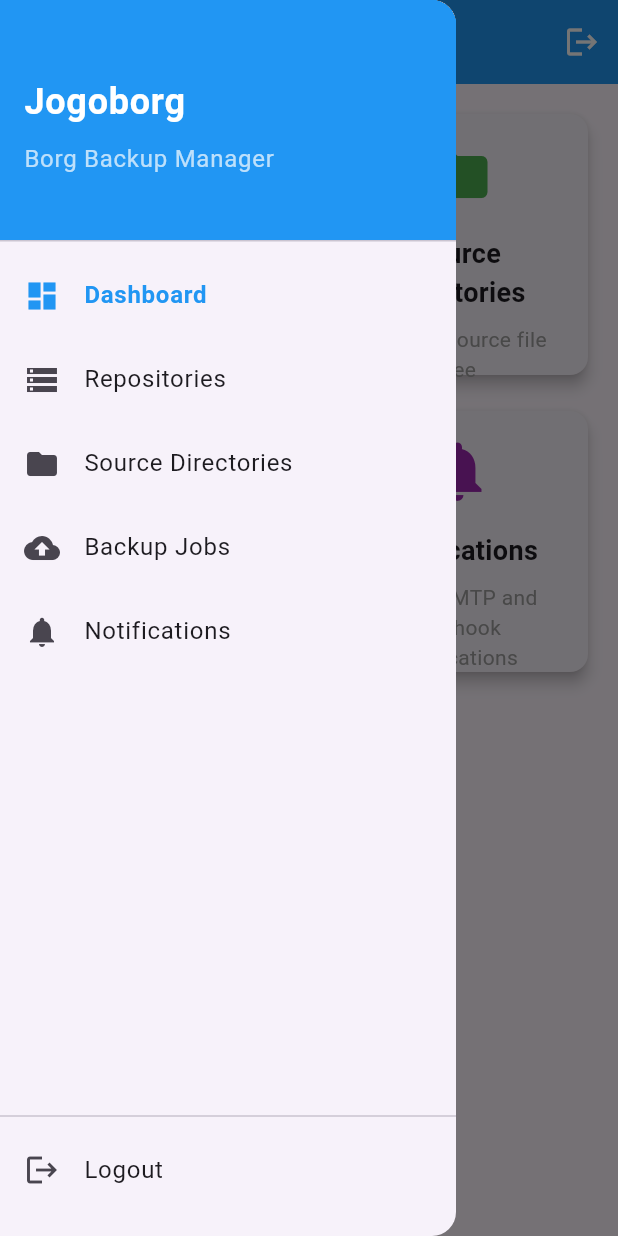
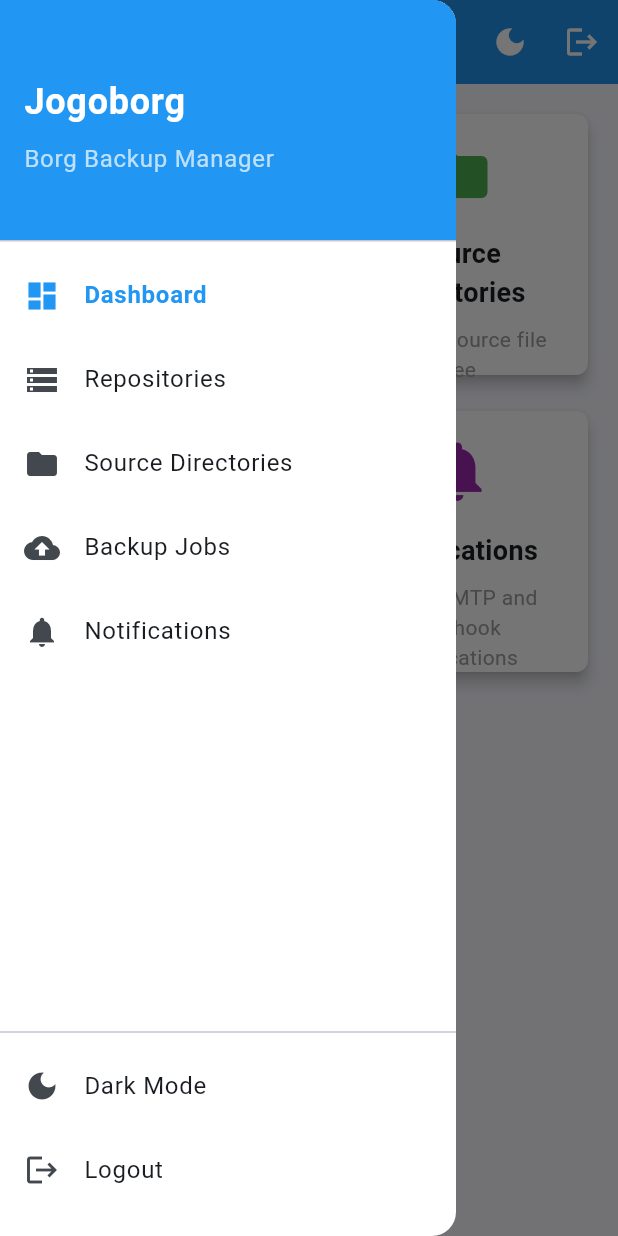
Before and after one commit to jogojapan/jogoborg, a Flutter app: the DashboardScreen screen opened by its route, with the side drawer open, on a phone screen of 412 x 824 dp. Run offline on Flutter 3.47's test engine with Material 3 defaults, Android fonts, the phone set to English and light mode, and no system bars; our stand-ins replace flutter_secure_storage, go_router, shared_preferences; missing offline and left inert: dart:html; accounts and stored records are empty.

Commit message:
Light and dark mode.

```diff
--- a/lib/screens/dashboard_screen.dart
+++ b/lib/screens/dashboard_screen.dart
@@ -3,6 +3,7 @@ import 'package:go_router/go_router.dart';
 import 'package:provider/provider.dart';
 import '../services/auth_service.dart';
 import '../widgets/app_drawer.dart';
+import '../widgets/jogoborg_app_bar.dart';
 
 class DashboardScreen extends StatelessWidget {
   const DashboardScreen({super.key});
@@ -10,20 +11,7 @@ class DashboardScreen extends StatelessWidget {
   @override
   Widget build(BuildContext context) {
     return Scaffold(
-      appBar: AppBar(
-        title: const Text('Jogoborg Dashboard'),
-        actions: [
-          IconButton(
-            icon: const Icon(Icons.logout),
-            onPressed: () async {
-              await context.read<AuthService>().logout();
-              if (context.mounted) {
-                context.go('/login');
-              }
-            },
-          ),
-        ],
-      ),
+      appBar: const JogoborgAppBar(title: 'Jogoborg Dashboard'),
       drawer: const AppDrawer(),
       body: Padding(
         padding: const EdgeInsets.all(16),
--- /dev/null
+++ b/lib/services/theme_service.dart
@@ -0,0 +1,121 @@
+import 'package:flutter/material.dart';
+import 'package:shared_preferences/shared_preferences.dart';
+
+class ThemeService extends ChangeNotifier {
+  static const String _themeKey = 'theme_mode';
+  ThemeMode _themeMode = ThemeMode.light;
+  SharedPreferences? _prefs;
+
+  ThemeMode get themeMode => _themeMode;
+  bool get isDarkMode => _themeMode == ThemeMode.dark;
+
+  ThemeService() {
+    _loadThemeFromPrefs();
+  }
+
+  Future<void> _loadThemeFromPrefs() async {
+    try {
+      _prefs = await SharedPreferences.getInstance();
+      final isDark = _prefs?.getBool(_themeKey) ?? false;
+      _themeMode = isDark ? ThemeMode.dark : ThemeMode.light;
+      notifyListeners();
+    } catch (e) {
+      // If loading fails, keep default light mode
+    }
+  }
+
+  Future<void> toggleTheme() async {
+    _themeMode = _themeMode == ThemeMode.light ? ThemeMode.dark : ThemeMode.light;
+
+    try {
+      _prefs ??= await SharedPreferences.getInstance();
+      await _prefs!.setBool(_themeKey, _themeMode == ThemeMode.dark);
+    } catch (e) {
+      // If saving fails, the theme will still work for this session
+    }
+
+    notifyListeners();
+  }
+
+  Future<void> setTheme(ThemeMode mode) async {
+    if (_themeMode == mode) return;
+
+    _themeMode = mode;
+
+    try {
+      _prefs ??= await SharedPreferences.getInstance();
+      await _prefs!.setBool(_themeKey, _themeMode == ThemeMode.dark);
+    } catch (e) {
+      // If saving fails, the theme will still work for this session
+    }
+
+    notifyListeners();
+  }
+
+  // Define light theme
+  static ThemeData get lightTheme => ThemeData(
+    useMaterial3: true,
+    colorScheme: ColorScheme.fromSeed(
+      seedColor: Colors.blue,
+      brightness: Brightness.light,
+    ),
+    appBarTheme: const AppBarTheme(
+      backgroundColor: Colors.blue,
+      foregroundColor: Colors.white,
+      elevation: 2,
+    ),
+    drawerTheme: const DrawerThemeData(
+      backgroundColor: Colors.white,
+    ),
+    cardTheme: CardThemeData(
+      elevation: 2,
+      color: Colors.white,
+      shape: RoundedRectangleBorder(
+        borderRadius: BorderRadius.circular(8),
+      ),
+    ),
+    elevatedButtonTheme: ElevatedButtonThemeData(
+      style: ElevatedButton.styleFrom(
+        backgroundColor: Colors.blue,
+        foregroundColor: Colors.white,
+      ),
+    ),
+    inputDecorationTheme: const InputDecorationTheme(
+      border: OutlineInputBorder(),
+    ),
+  );
+
+  // Define dark theme
+  static ThemeData get darkTheme => ThemeData(
+    useMaterial3: true,
+    colorScheme: ColorScheme.fromSeed(
+      seedColor: Colors.blue,
+      brightness: Brightness.dark,
+    ),
+    appBarTheme: AppBarTheme(
+      backgroundColor: Colors.grey[900],
+      foregroundColor: Colors.white,
+      elevation: 2,
+    ),
+    drawerTheme: DrawerThemeData(
+      backgroundColor: Colors.grey[850],
+    ),
+    cardTheme: CardThemeData(
+      elevation: 4,
+      color: Colors.grey[800],
+      shape: RoundedRectangleBorder(
+        borderRadius: BorderRadius.circular(8),
+      ),
+    ),
+    elevatedButtonTheme: ElevatedButtonThemeData(
+      style: ElevatedButton.styleFrom(
+        backgroundColor: Colors.blue[700],
+        foregroundColor: Colors.white,
+      ),
+    ),
+    inputDecorationTheme: const InputDecorationTheme(
+      border: OutlineInputBorder(),
+    ),
+    scaffoldBackgroundColor: Colors.grey[900],
+  );
+}
--- a/lib/widgets/app_drawer.dart
+++ b/lib/widgets/app_drawer.dart
@@ -2,6 +2,7 @@ import 'package:flutter/material.dart';
 import 'package:go_router/go_router.dart';
 import 'package:provider/provider.dart';
 import '../services/auth_service.dart';
+import '../services/theme_service.dart';
 
 class AppDrawer extends StatelessWidget {
   const AppDrawer({super.key});
@@ -79,6 +80,21 @@ class AppDrawer extends StatelessWidget {
             ),
           ),
           const Divider(),
+          Consumer<ThemeService>(
+            builder: (context, themeService, child) {
+              return ListTile(
+                leading: Icon(
+                  themeService.isDarkMode ? Icons.light_mode : Icons.dark_mode,
+                ),
+                title: Text(
+                  themeService.isDarkMode ? 'Light Mode' : 'Dark Mode',
+                ),
+                onTap: () {
+                  themeService.toggleTheme();
+                },
+              );
+            },
+          ),
           ListTile(
             leading: const Icon(Icons.logout),
             title: const Text('Logout'),
--- /dev/null
+++ b/lib/widgets/jogoborg_app_bar.dart
@@ -0,0 +1,57 @@
+import 'package:flutter/material.dart';
+import 'package:go_router/go_router.dart';
+import 'package:provider/provider.dart';
+import '../services/auth_service.dart';
+import '../services/theme_service.dart';
+
+class JogoborgAppBar extends StatelessWidget implements PreferredSizeWidget {
+  final String title;
+  final List<Widget>? additionalActions;
+
+  const JogoborgAppBar({
+    super.key,
+    required this.title,
+    this.additionalActions,
+  });
+
+  @override
+  Widget build(BuildContext context) {
+    return AppBar(
+      title: Text(title),
+      actions: [
+        // Additional actions provided by the screen
+        if (additionalActions != null) ...additionalActions!,
+
+        // Theme toggle button
+        Consumer<ThemeService>(
+          builder: (context, themeService, child) {
+            return IconButton(
+              icon: Icon(
+                themeService.isDarkMode ? Icons.light_mode : Icons.dark_mode,
+              ),
+              tooltip: themeService.isDarkMode ? 'Switch to Light Mode' : 'Switch to Dark Mode',
+              onPressed: () {
+                themeService.toggleTheme();
+              },
+            );
+          },
+        ),
+
+        // Logout button
+        IconButton(
+          icon: const Icon(Icons.logout),
+          tooltip: 'Logout',
+          onPressed: () async {
+            await context.read<AuthService>().logout();
+            if (context.mounted) {
+              context.go('/login');
+            }
+          },
+        ),
+      ],
+    );
+  }
+
+  @override
+  Size get preferredSize => const Size.fromHeight(kToolbarHeight);
+}
```
Also changed, not shown: lib/main.dart (+7 -10 lines), lib/screens/jobs_screen.dart (+5 -3 lines), lib/screens/notifications_screen.dart (+5 -3 lines), lib/screens/repos_screen.dart (+5 -3 lines), lib/screens/sources_screen.dart (+5 -3 lines).
